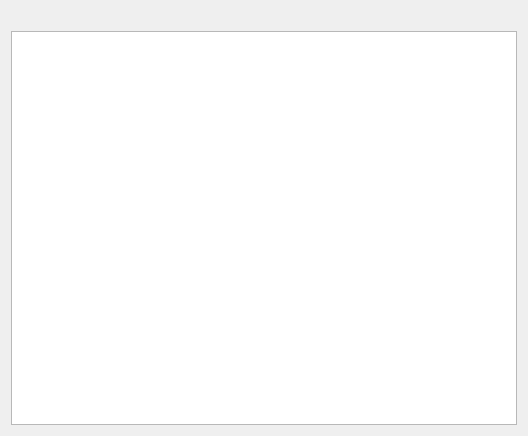
First picture: the form in GeoStation_Projet/tableauwidget.ui, repository SoheibBiga/GeoStation, before the edit.
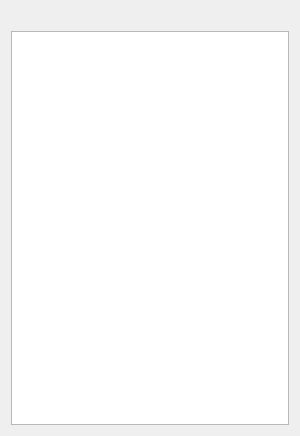
Second picture: the form after the edit. Icons and pictures are not drawn.

Commit message: MAJ evenementapi par GB

Diff of the .ui file:
```diff
--- a/GeoStation_Projet/tableauwidget.ui
+++ b/GeoStation_Projet/tableauwidget.ui
@@ -6,10 +6,16 @@
    <rect>
     <x>0</x>
     <y>0</y>
-    <width>528</width>
+    <width>300</width>
     <height>436</height>
    </rect>
   </property>
+  <property name="maximumSize">
+   <size>
+    <width>300</width>
+    <height>477</height>
+   </size>
+  </property>
   <property name="windowTitle">
    <string>Form</string>
   </property>
```
The commit also changes 1 other file.
